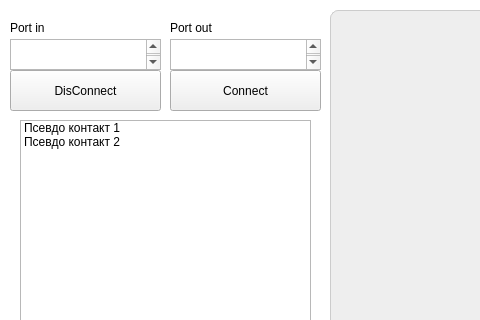
The window that app/sitcw.ui (OverLucker/SiTCW) describes before a commit, drawn with Qt 5; both pictures show x 0 to 480 and y 0 to 320 of the 1000 by 600 pixel window.
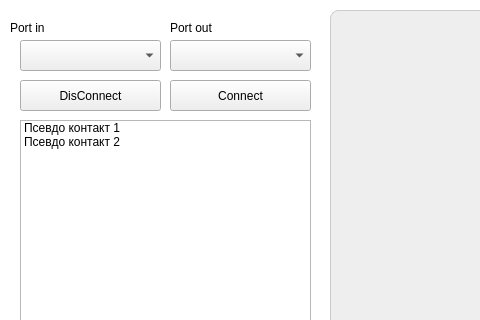
The same window after the commit.

What changed in the file:
```diff
--- a/app/sitcw.ui
+++ b/app/sitcw.ui
@@ -59,9 +59,9 @@
     <property name="geometry">
      <rect>
       <x>170</x>
-      <y>70</y>
-      <width>151</width>
-      <height>41</height>
+      <y>80</y>
+      <width>141</width>
+      <height>31</height>
      </rect>
     </property>
     <property name="text">
@@ -71,10 +71,10 @@
    <widget class="QPushButton" name="netBtnDisconnect">
     <property name="geometry">
      <rect>
-      <x>10</x>
-      <y>70</y>
-      <width>151</width>
-      <height>41</height>
+      <x>20</x>
+      <y>80</y>
+      <width>141</width>
+      <height>31</height>
      </rect>
     </property>
     <property name="autoFillBackground">
@@ -218,64 +218,6 @@
      <bool>true</bool>
     </property>
    </widget>
-   <widget class="QTextEdit" name="netInputPortIn">
-    <property name="geometry">
-     <rect>
-      <x>10</x>
-      <y>39</y>
-      <width>151</width>
-      <height>31</height>
-     </rect>
-    </property>
-    <property name="font">
-     <font>
-      <pointsize>16</pointsize>
-     </font>
-    </property>
-    <property name="styleSheet">
-     <string notr="true">#messageTextInput{
-	border: 1px solid #ccc;
-	padding: 10px;
-	border-radius: 8px;
-	background-color: #eee;
-}
-
-#messageTextInput:focus{
-	background-color: #fff;
-}
-
-</string>
-    </property>
-   </widget>
-   <widget class="QTextEdit" name="netInputPortOut">
-    <property name="geometry">
-     <rect>
-      <x>170</x>
-      <y>39</y>
-      <width>151</width>
-      <height>31</height>
-     </rect>
-    </property>
-    <property name="font">
-     <font>
-      <pointsize>16</pointsize>
-     </font>
-    </property>
-    <property name="styleSheet">
-     <string notr="true">#messageTextInput{
-	border: 1px solid #ccc;
-	padding: 10px;
-	border-radius: 8px;
-	background-color: #eee;
-}
-
-#messageTextInput:focus{
-	background-color: #fff;
-}
-
-</string>
-    </property>
-   </widget>
    <widget class="QLabel" name="currentItem_2">
     <property name="geometry">
      <rect>
@@ -332,6 +274,26 @@
      </property>
     </item>
    </widget>
+   <widget class="QComboBox" name="netInputPortIn">
+    <property name="geometry">
+     <rect>
+      <x>20</x>
+      <y>40</y>
+      <width>141</width>
+      <height>31</height>
+     </rect>
+    </property>
+   </widget>
+   <widget class="QComboBox" name="netInputPortOut">
+    <property name="geometry">
+     <rect>
+      <x>170</x>
+      <y>40</y>
+      <width>141</width>
+      <height>31</height>
+     </rect>
+    </property>
+   </widget>
   </widget>
   <widget class="QMenuBar" name="menuBar">
    <property name="geometry">
```
Left out of the diff: 5 changed lines with no effect on the pictures.
